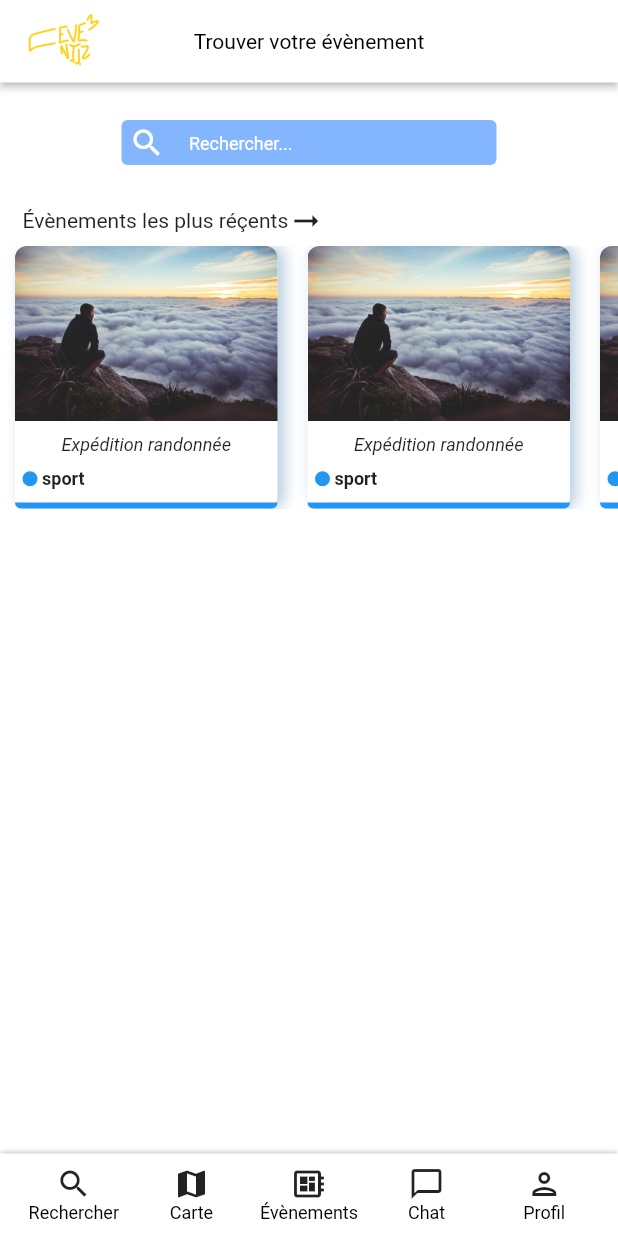
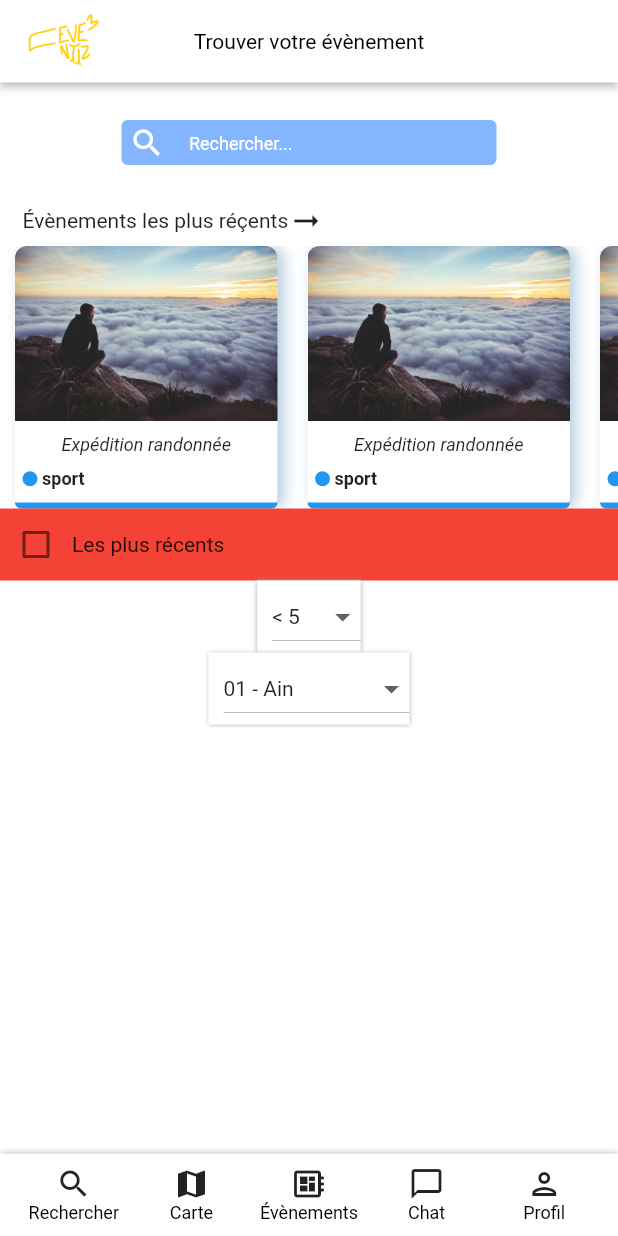
Before and after one commit to justRB/Eventiz, a Flutter app: the screen it shows after launch, on a phone screen of 412 x 824 dp. Run offline on Flutter 3.47's test engine with Material 2 defaults, Android fonts, the phone set to English and light mode, and no system bars.

Commit message:
options filters cards

```diff
--- /dev/null
+++ b/lib/components/departments.dart
@@ -0,0 +1,103 @@
+final departments = [
+  "01 - Ain",
+  "02 - Aisne",
+  "03 - Allier",
+  "04 - Alpes-de-Haute-Provence",
+  "05 - Hautes-Alpes",
+  "06 - Alpes-Maritimes",
+  "07 - Ardèche",
+  "08 - Ardennes",
+  "09 - Ariège",
+  "10 - Aube",
+  "11 - Aude",
+  "12 - Aveyron",
+  "13 - Bouches-du-Rhône",
+  "14 - Calvados",
+  "15 - Cantal",
+  "16 - Charente",
+  "17 - Charente-Maritime",
+  "18 - Cher",
+  "19 - Corrèze",
+  "2A - Corse-du-Sud",
+  "2B - Haute-Corse",
+  "21 - Côte-d'Or",
+  "22 - Côtes-d'Armor",
+  "23 - Creuse",
+  "24 - Dordogne",
+  "25 - Doubs",
+  "26 - Drôme",
+  "27 - Eure",
+  "28 - Eure-et-Loir",
+  "29 - Finistère",
+  "30 - Gard",
+  "31 - Haute-Garonne",
+  "32 - Gers",
+  "33 - Gironde",
+  "34 - Hérault",
+  "35 - Ille-et-Vilaine",
+  "36 - Indre",
+  "37 - Indre-et-Loire",
+  "38 - Isère",
+  "39 - Jura",
+  "40 - Landes",
+  "41 - Loir-et-Cher",
+  "42 - Loire",
+  "43 - Haute-Loire",
+  "44 - Loire-Atlantique",
+  "45 - Loiret",
+  "46 - Lot",
+  "47 - Lot-et-Garonne",
+  "48 - Lozère",
+  "49 - Maine-et-Loire",
+  "50 - Manche",
+  "51 - Marne",
+  "52 - Haute-Marne",
+  "53 - Mayenne",
+  "54 - Meurthe-et-Moselle",
+  "55 - Meuse",
+  "56 - Morbihan",
+  "57 - Moselle",
+  "58 - Nièvre",
+  "59 - Nord",
+  "60 - Oise",
+  "61 - Orne",
+  "62 - Pas-de-Calais",
+  "63 - Puy-de-Dôme",
+  "64 - Pyrénées-Atlantiques",
+  "65 - Hautes-Pyrénées",
+  "66 - Pyrénées-Orientales",
+  "67 - Bas-Rhin",
+  "68 - Haut-Rhin",
+  "69 - Rhône",
+  "70 - Haute-Saône",
+  "71 - Saône-et-Loire",
+  "72 - Sarthe",
+  "73 - Savoie",
+  "74 - Haute-Savoie",
+  "75 - Paris",
+  "76 - Seine-Maritime",
+  "77 - Seine-et-Marne",
+  "78 - Yvelines",
+  "79 - Deux-Sèvres",
+  "80 - Somme",
+  "81 - Tarn",
+  "82 - Tarn-et-Garonne",
+  "83 - Var",
+  "84 - Vaucluse",
+  "85 - Vendée",
+  "86 - Vienne",
+  "87 - Haute-Vienne",
+  "88 - Vosges",
+  "89 - Yonne",
+  "90 - Territoire de Belfort",
+  "91 - Essonne",
+  "92 - Hauts-de-Seine",
+  "93 - Seine-Saint-Denis",
+  "94 - Val-de-Marne",
+  "95 - Val-d'Oise",
+  "971 - Guadeloupe",
+  "972 - Martinique",
+  "973 - Guyane",
+  "974 - La Réunion",
+  "976 - Mayotte"
+];
--- /dev/null
+++ b/lib/components/items_list.dart
@@ -0,0 +1,65 @@
+import 'package:flutter/material.dart';
+
+class ItemsList extends StatefulWidget {
+  final List<String> list;
+  final double width;
+  final double height;
+
+  const ItemsList({
+    required this.list,
+    required this.width,
+    required this.height,
+    super.key,
+  });
+
+  @override
+  State<ItemsList> createState() => _ItemsListState();
+}
+
+class _ItemsListState extends State<ItemsList> {
+  late String itemSelected;
+  final double textSize = 14;
+
+  @override
+  void initState() {
+    super.initState();
+    itemSelected = widget.list[0];
+  }
+
+  @override
+  Widget build(BuildContext context) {
+    return Container(
+      padding: const EdgeInsets.only(left: 10),
+      decoration: const BoxDecoration(
+        color: Colors.white,
+        boxShadow: [
+          BoxShadow(
+            blurRadius: 2,
+            color: Color.fromARGB(255, 156, 178, 196),
+          ),
+        ],
+      ),
+      child: DropdownButton<String>(
+        value: itemSelected,
+        onChanged: (String? newValue) {
+          setState(() {
+            itemSelected = newValue!;
+          });
+        },
+        items: widget.list.map<DropdownMenuItem<String>>((String value) {
+          return DropdownMenuItem<String>(
+            value: value,
+            child: SizedBox(
+              width: widget.width,
+              child: Text(
+                value,
+                style: TextStyle(fontSize: textSize),
+              ),
+            ),
+          );
+        }).toList(),
+        menuMaxHeight: widget.height,
+      ),
+    );
+  }
+}
--- /dev/null
+++ b/lib/components/participants.dart
@@ -0,0 +1,8 @@
+final participants = [
+  "< 5",
+  "> 5",
+  "> 10",
+  "> 15",
+  "> 20",
+  "> 50",
+];
--- /dev/null
+++ b/lib/components/research/check_boxes.dart
@@ -0,0 +1,39 @@
+import 'package:flutter/material.dart';
+
+class CheckBoxes extends StatefulWidget {
+  final String title;
+  final Function(bool) onChanged;
+
+  const CheckBoxes({
+    required this.title,
+    required this.onChanged,
+    super.key,
+  });
+
+  @override
+  State<CheckBoxes> createState() => _CheckBoxesState();
+}
+
+class _CheckBoxesState extends State<CheckBoxes> {
+  bool isChecked = false;
+  @override
+  Widget build(BuildContext context) {
+    return Container(
+      color: Colors.red,
+      child: Row(
+        children: [
+          Checkbox(
+            value: isChecked,
+            onChanged: (value) {
+              setState(() {
+                isChecked = value ?? false;
+              });
+              widget.onChanged(isChecked);
+            },
+          ),
+          Text(widget.title),
+        ],
+      ),
+    );
+  }
+}
--- a/lib/pages/research.dart
+++ b/lib/pages/research.dart
@@ -1,9 +1,13 @@
+import 'package:app/components/items_list.dart';
+import 'package:app/components/research/check_boxes.dart';
 import 'package:flutter/material.dart';
 import '../components/nav_bar.dart';
 import '../components/research/search_bar.dart';
 import '../components/top_bar.dart';
 import '../components/research/research_page_card.dart';
 import '../bdd/bdd.dart';
+import '../components/departments.dart';
+import '../components/participants.dart';
 
 class Research extends StatefulWidget {
   const Research({super.key});
@@ -13,6 +17,18 @@ class Research extends StatefulWidget {
 }
 
 class _ResearchState extends State<Research> {
+  bool isMostRecently = false;
+  bool isMostFiveInvitations = false;
+  void mostRecently(bool isChecked) {
+    isMostRecently = isChecked;
+  }
+
+  void fiveInvitations(bool isChecked) {
+    isMostFiveInvitations = isChecked;
+  }
+
+  String selectedDepartment = departments[0];
+
   @override
   Widget build(BuildContext context) {
     return Scaffold(
@@ -55,6 +71,17 @@ class _ResearchState extends State<Research> {
                 ),
               ],
             ),
+            CheckBoxes(title: 'Les plus récents', onChanged: mostRecently),
+            ItemsList(
+              list: participants,
+              width: 35,
+              height: 200,
+            ),
+            ItemsList(
+              list: departments,
+              width: 100,
+              height: 200,
+            ),
           ],
         ),
       ),
```
